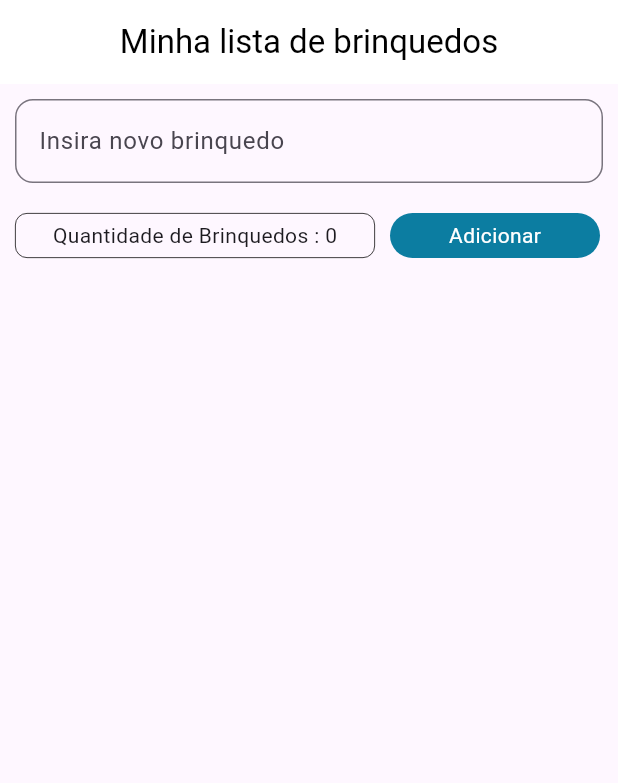
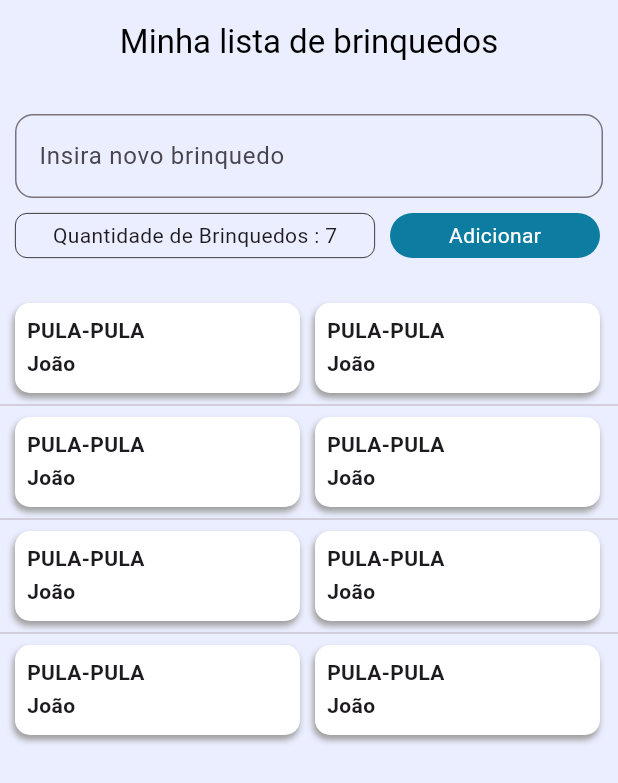
Before and after one commit to JarlissonTomaz/temporizador, a Flutter app: the screen it shows after launch, on a phone screen of 412 x 824 dp. Shown: the top 783 px of the screen. Run offline on Flutter 3.47's test engine with Material 3 defaults, Android fonts, the phone set to English and light mode, and no system bars.

Commit message:
add ListView

```diff
--- a/lib/home_page.dart
+++ b/lib/home_page.dart
@@ -1,4 +1,5 @@
 import 'package:flutter/material.dart';
+import 'package:temporizador_/list_items.dart';
 
 class HomePage extends StatefulWidget {
   const HomePage({super.key});
@@ -10,16 +11,23 @@ class HomePage extends StatefulWidget {
 class _HomePageState extends State<HomePage> {
   @override
   Widget build(BuildContext context) {
+    var myItemCount = 7;
+
     return Scaffold(
       appBar: AppBar(
         title: const Text('Minha lista de brinquedos',
             style: TextStyle(color: Colors.black)),
-        backgroundColor: Colors.white,
+        backgroundColor: const Color.fromRGBO(235, 238, 255, 1),
         centerTitle: true,
       ),
+      backgroundColor: const Color.fromRGBO(235, 238, 255, 1),
       body: Column(children: [
         const Padding(
-          padding: EdgeInsets.all(10.0),
+          padding: EdgeInsets.only(
+            left: 10,
+            top: 20,
+            right: 10,
+          ),
           child: TextField(
             decoration: InputDecoration(
               border: OutlineInputBorder(
@@ -31,7 +39,8 @@ class _HomePageState extends State<HomePage> {
         Row(
           children: [
             Padding(
-              padding: const EdgeInsets.all(10.0),
+              padding: const EdgeInsets.only(
+                  left: 10, top: 10, right: 10, bottom: 30),
               child: Container(
                 alignment: Alignment.center,
                 width: 240,
@@ -42,10 +51,12 @@ class _HomePageState extends State<HomePage> {
                       color: Colors.black,
                       width: 0.5,
                     )),
-                child: const Text('Quantidade de Brinquedos : 0'),
+                child: Text('Quantidade de Brinquedos : $myItemCount'),
               ),
             ),
-            Container(
+            Padding(
+              padding: const EdgeInsets.only(bottom: 20),
+              child: Container(
                 alignment: Alignment.center,
                 width: 140,
                 height: 30,
@@ -54,9 +65,14 @@ class _HomePageState extends State<HomePage> {
                     borderRadius: BorderRadius.all(Radius.circular(25))),
                 child: const Text('Adicionar',
                     style: TextStyle(color: Colors.white)),
+              ),
             )
           ],
-        )
+        ),
+        Expanded(
+            child: MyListView(
+          itemCount: myItemCount,
+        ))
       ]),
     );
   }
--- /dev/null
+++ b/lib/list_items.dart
@@ -0,0 +1,113 @@
+import 'package:flutter/material.dart';
+
+class MyListView extends StatelessWidget {
+  const MyListView({super.key, required this.itemCount});
+  final int itemCount;
+
+  @override
+  Widget build(BuildContext context) {
+    return ListView.builder(
+      itemCount: itemCount, // Número de itens na lista
+      itemBuilder: (BuildContext context, int index) {
+        // Verifica se o índice é par ou ímpar para decidir como dividir a linha
+        if (index.isEven) {
+          return MyRowItem(index);
+        }
+        return const Divider(); // Adiciona um divisor nos índices ímpares
+      },
+    );
+  }
+}
+
+class MyRowItem extends StatelessWidget {
+  final int index;
+
+  const MyRowItem(this.index, {super.key});
+
+  @override
+  Widget build(BuildContext context) {
+    return Row(
+      children: [
+        Padding(
+          padding: const EdgeInsets.only(left: 10, right: 10),
+          child: Container(
+            width: 190,
+            height: 60,
+            decoration: BoxDecoration(
+                color: Colors.white,
+                borderRadius: BorderRadius.circular(10),
+                boxShadow: const [
+                  BoxShadow(
+                    color: Colors.grey,
+                    blurRadius: 3,
+                    offset: Offset(-1, 3),
+                  )
+                ]),
+            child: const Column(
+              crossAxisAlignment: CrossAxisAlignment.start,
+              children: [
+                Padding(
+                  padding: EdgeInsets.all(8.0),
+                  child: Column(
+                    crossAxisAlignment: CrossAxisAlignment.start,
+                    children: [
+                      Text(
+                        'PULA-PULA',
+                        style: TextStyle(fontWeight: FontWeight.bold),
+                      ),
+                      Padding(
+                        padding: EdgeInsets.only(top: 2),
+                        child: Text(
+                          'João',
+                          style: TextStyle(fontWeight: FontWeight.bold),
+                        ),
+                      ),
+                    ],
+                  ),
+                ),
+              ],
+            ),
+          ),
+        ),
+        Container(
+          width: 190,
+          height: 60,
+          decoration: BoxDecoration(
+              color: Colors.white,
+              borderRadius: BorderRadius.circular(10),
+              boxShadow: const [
+                BoxShadow(
+                  color: Colors.grey,
+                  blurRadius: 3,
+                  offset: Offset(-1, 3),
+                )
+              ]),
+          child: const Column(
+            crossAxisAlignment: CrossAxisAlignment.start,
+            children: [
+              Padding(
+                padding: EdgeInsets.all(8.0),
+                child: Column(
+                  crossAxisAlignment: CrossAxisAlignment.start,
+                  children: [
+                    Text(
+                      'PULA-PULA',
+                      style: TextStyle(fontWeight: FontWeight.bold),
+                    ),
+                    Padding(
+                      padding: EdgeInsets.only(top: 2),
+                      child: Text(
+                        'João',
+                        style: TextStyle(fontWeight: FontWeight.bold),
+                      ),
+                    ),
+                  ],
+                ),
+              ),
+            ],
+          ),
+        ),
+      ],
+    );
+  }
+}
--- a/lib/main.dart
+++ b/lib/main.dart
@@ -10,7 +10,7 @@ class MyApp extends StatelessWidget {
 
   @override
   Widget build(BuildContext context) {
-    return MaterialApp(
+    return const MaterialApp(
       home: HomePage(),
     );
   }
```
Lines whose indentation alone changed are shown as unchanged.
